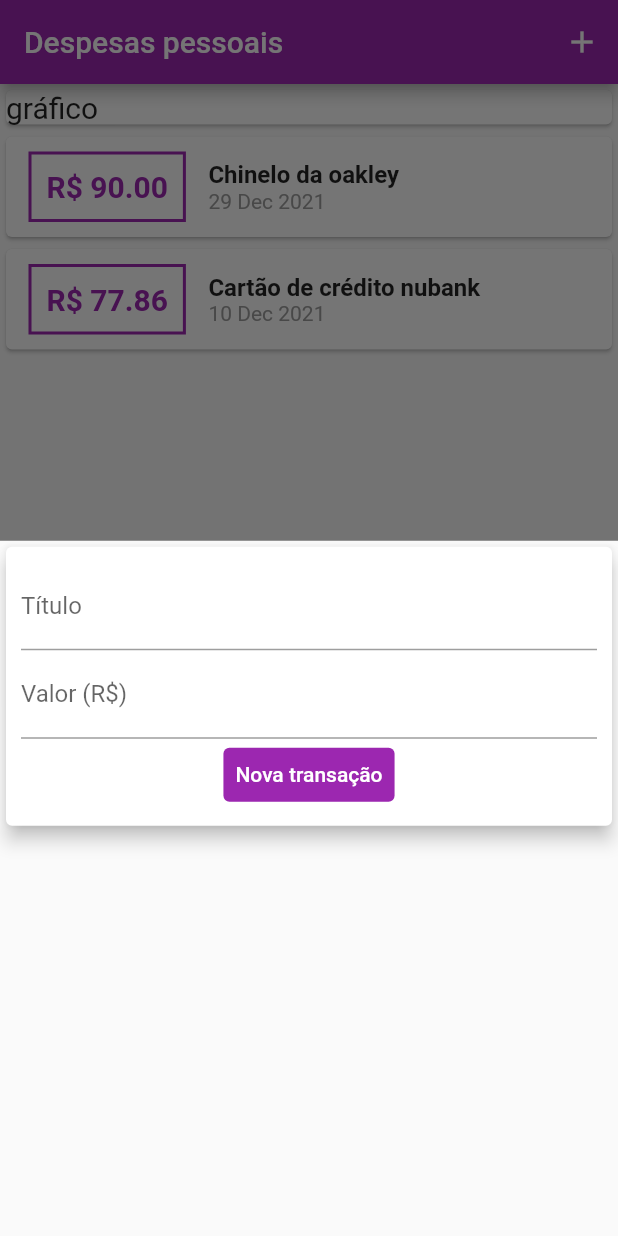
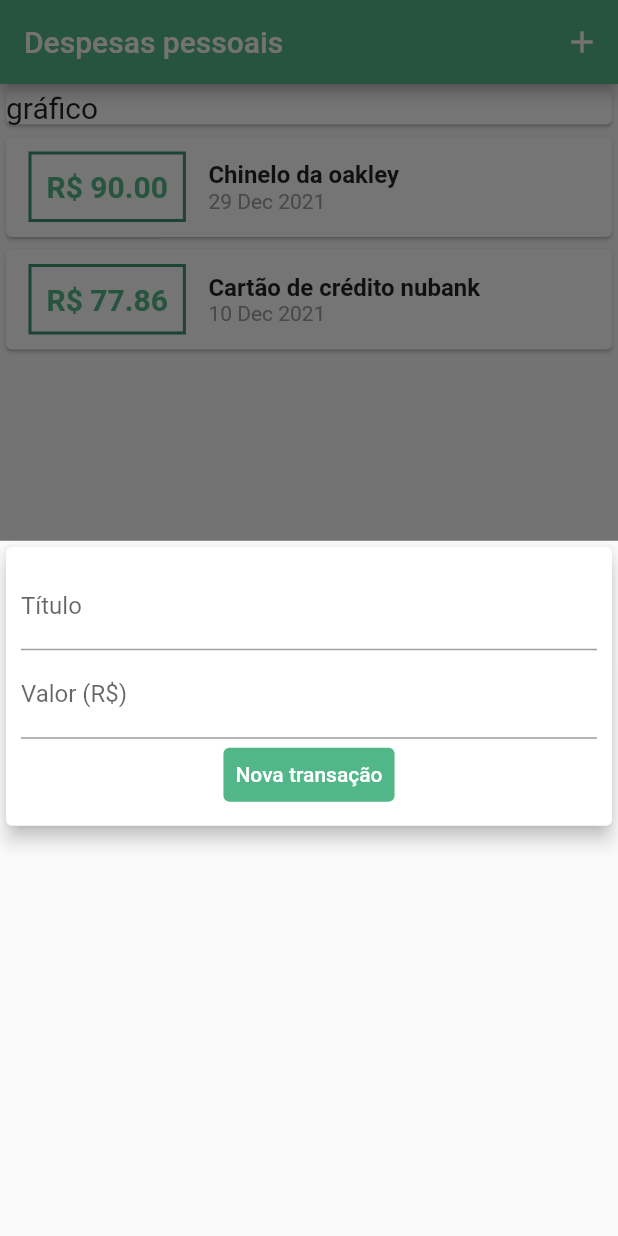
Before and after one commit to 5gMurilo/despesasPessoais, a Flutter app: the screen it shows after launch, after a tap on the "add" icon, on a phone screen of 412 x 824 dp. Run offline on Flutter 3.47's test engine with Material 2 defaults, Android fonts, the phone set to English and light mode, and no system bars.

Commit message:
Theme definition

```diff
--- a/lib/components/transaction_form.dart
+++ b/lib/components/transaction_form.dart
@@ -12,7 +12,6 @@ class TransactionForm extends StatefulWidget {
 
 class _TransactionFormState extends State<TransactionForm> {
   final titleController = TextEditingController();
-
   final valueController = TextEditingController();
 
   _submitform() {
@@ -24,7 +23,6 @@ class _TransactionFormState extends State<TransactionForm> {
     }
 
     widget.onSubmit(title, value);
-    print('${titleController.text} \n${valueController.text}');
   }
 
   @override
@@ -39,30 +37,33 @@ class _TransactionFormState extends State<TransactionForm> {
               children: [
                 TextField(
                   controller: titleController,
-                  decoration: const InputDecoration(
+                  decoration: InputDecoration(
                     labelText: 'Título',
-                    floatingLabelStyle: TextStyle(color: Colors.purple),
+                    floatingLabelStyle:
+                        TextStyle(color: Theme.of(context).colorScheme.primary),
                     focusedBorder: UnderlineInputBorder(
-                      borderSide: BorderSide(color: Colors.purple),
+                      borderSide: BorderSide(
+                          color: Theme.of(context).colorScheme.primary),
                     ),
                   ),
                   onSubmitted: (_) => _submitform(),
-                  cursorColor: Colors.purple,
+                  cursorColor: Theme.of(context).colorScheme.primary,
                 ),
                 TextField(
                   controller: valueController,
-                  decoration: const InputDecoration(
+                  decoration: InputDecoration(
                     labelText: 'Valor (R\$)',
-                    floatingLabelStyle: TextStyle(color: Colors.purple),
+                    floatingLabelStyle:
+                        TextStyle(color: Theme.of(context).colorScheme.primary),
                     focusedBorder: UnderlineInputBorder(
                       borderSide: BorderSide(
-                        color: Colors.purple,
+                        color: Theme.of(context).colorScheme.primary,
                       ),
                     ),
                   ),
                   keyboardType: TextInputType.numberWithOptions(decimal: true),
                   onSubmitted: (_) => _submitform(),
-                  cursorColor: Colors.purple,
+                  cursorColor: Theme.of(context).colorScheme.primary,
                 ),
                 Row(
                   mainAxisAlignment: MainAxisAlignment.center,
@@ -72,7 +73,7 @@ class _TransactionFormState extends State<TransactionForm> {
                       onPressed: _submitform,
                       child: const Text('Nova transação'),
                       style: TextButton.styleFrom(
-                        backgroundColor: Colors.purple,
+                        backgroundColor: Theme.of(context).colorScheme.primary,
                         primary: Colors.white,
                       ),
                     ),
--- a/lib/components/transaction_list.dart
+++ b/lib/components/transaction_list.dart
@@ -26,17 +26,17 @@ class TransactionList extends StatelessWidget {
                     ),
                     decoration: BoxDecoration(
                       border: Border.all(
-                        color: Colors.purple,
+                        color: Theme.of(context).colorScheme.secondary,
                         width: 2,
                       ),
                     ),
                     padding: const EdgeInsets.all(10),
                     child: Text(
                       'R\$ ${transac.value.toStringAsFixed(2)}',
-                      style: const TextStyle(
+                      style: TextStyle(
                           fontWeight: FontWeight.bold,
                           fontSize: 20,
-                          color: Colors.purple),
+                          color: Theme.of(context).colorScheme.primary),
                     ),
                   ),
                   Column(
--- a/lib/main.dart
+++ b/lib/main.dart
@@ -16,6 +16,14 @@ class ExpensesApp extends StatelessWidget {
   Widget build(BuildContext context) {
     return MaterialApp(
       home: MyHomePage(),
+      theme: ThemeData(
+        colorScheme: const ColorScheme.light(
+          primary: Color.fromARGB(255, 82, 183, 136),
+          onPrimary: Color.fromARGB(255, 255, 250, 246),
+          secondary: Color.fromARGB(255, 64, 145, 108),
+          onSecondary: Color.fromARGB(255, 234, 255, 220),
+        ),
+      ),
     );
   }
 }
@@ -59,6 +67,8 @@ class _MyHomePageState extends State<MyHomePage> {
     setState(() {
       _transactions.add(newTransaction);
     });
+
+    Navigator.of(context).pop();
   }
 
   @override
@@ -66,7 +76,7 @@ class _MyHomePageState extends State<MyHomePage> {
     return Scaffold(
       appBar: AppBar(
         title: Text(_appTitle),
-        backgroundColor: Colors.purple,
+        backgroundColor: Theme.of(context).colorScheme.primary,
         actions: [
           IconButton(
             onPressed: () => _openTansactionFormModal(context),
@@ -93,7 +103,9 @@ class _MyHomePageState extends State<MyHomePage> {
       ),
       floatingActionButton: FloatingActionButton(
         onPressed: () => _openTansactionFormModal(context),
-        child: Icon(Icons.add),
+        child: Icon(
+          Icons.add,
+        ),
       ),
       floatingActionButtonLocation: FloatingActionButtonLocation.centerFloat,
     );
```
